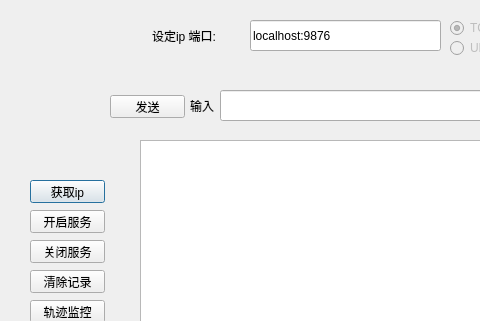
Before: the Qt Designer form ui/socketUI.ui in watermelonharry/socket_func_pyqt, drawn with Qt 5; both pictures show x 0 to 480 and y 0 to 321 of the 717 by 432 pixel window.
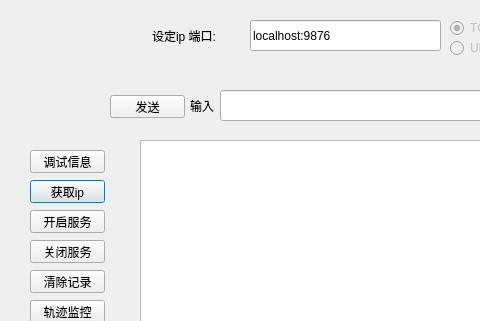
After: the same form once the commit is applied.

Commit message: 增加高度和速度参数的查询、设置命令； 增加pickfunc中参数设置的按钮和显示文本； todo: 增加调试信息窗口

Patch:
```diff
--- a/ui/socketUI.ui
+++ b/ui/socketUI.ui
@@ -328,6 +328,24 @@
     <string>测试</string>
    </property>
   </widget>
+  <widget class="QPushButton" name="sock_debug_btn">
+   <property name="geometry">
+    <rect>
+     <x>30</x>
+     <y>150</y>
+     <width>75</width>
+     <height>23</height>
+    </rect>
+   </property>
+   <property name="font">
+    <font>
+     <family>Microsoft YaHei UI</family>
+    </font>
+   </property>
+   <property name="text">
+    <string>调试信息</string>
+   </property>
+  </widget>
  </widget>
  <resources/>
  <connections>
```
The commit also changes 10 other files.
